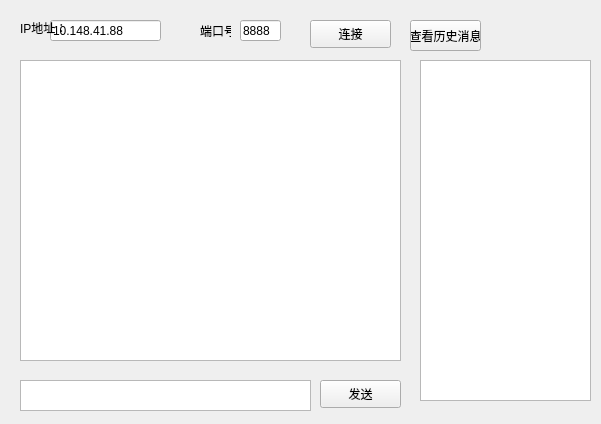
mingxuZhang2/-, file Qt_tcp_chatroom/tcp_ip_finish/tcp_clints/tcp_clints_finish/widget.ui: the form before one commit.
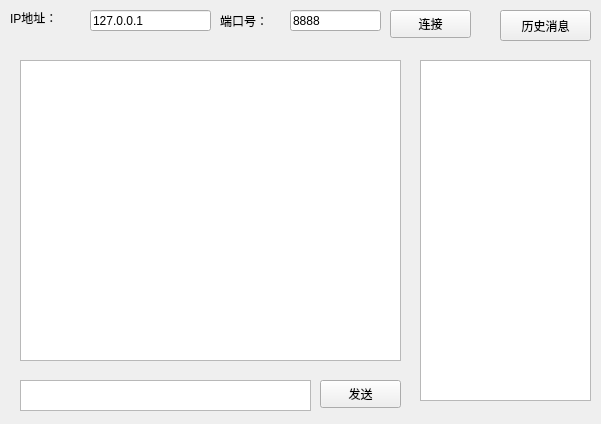
The form after the commit.

```diff
--- a/Qt_tcp_chatroom/tcp_ip_finish/tcp_clints/tcp_clints_finish/widget.ui
+++ b/Qt_tcp_chatroom/tcp_ip_finish/tcp_clints/tcp_clints_finish/widget.ui
@@ -16,22 +16,22 @@
   <widget class="QLineEdit" name="leipAddress">
    <property name="geometry">
     <rect>
-     <x>50</x>
-     <y>20</y>
-     <width>111</width>
+     <x>90</x>
+     <y>10</y>
+     <width>121</width>
      <height>21</height>
     </rect>
    </property>
    <property name="text">
-    <string>10.148.41.88</string>
+    <string>127.0.0.1</string>
    </property>
   </widget>
   <widget class="QLineEdit" name="leport">
    <property name="geometry">
     <rect>
-     <x>240</x>
-     <y>20</y>
-     <width>41</width>
+     <x>290</x>
+     <y>10</y>
+     <width>91</width>
      <height>21</height>
     </rect>
    </property>
@@ -42,8 +42,8 @@
   <widget class="QPushButton" name="connectBtn">
    <property name="geometry">
     <rect>
-     <x>310</x>
-     <y>20</y>
+     <x>390</x>
+     <y>10</y>
      <width>81</width>
      <height>28</height>
     </rect>
@@ -98,10 +98,10 @@
   <widget class="QLabel" name="label_2">
    <property name="geometry">
     <rect>
-     <x>20</x>
-     <y>20</y>
-     <width>72</width>
-     <height>15</height>
+     <x>10</x>
+     <y>10</y>
+     <width>71</width>
+     <height>16</height>
     </rect>
    </property>
    <property name="text">
@@ -111,9 +111,9 @@
   <widget class="QLabel" name="label">
    <property name="geometry">
     <rect>
-     <x>200</x>
-     <y>20</y>
-     <width>31</width>
+     <x>220</x>
+     <y>10</y>
+     <width>71</width>
      <height>21</height>
     </rect>
    </property>
@@ -124,14 +124,14 @@
   <widget class="QPushButton" name="pushButton">
    <property name="geometry">
     <rect>
-     <x>410</x>
-     <y>20</y>
-     <width>71</width>
+     <x>500</x>
+     <y>10</y>
+     <width>91</width>
      <height>31</height>
     </rect>
    </property>
    <property name="text">
-    <string>查看历史消息</string>
+    <string>历史消息</string>
    </property>
   </widget>
  </widget>
```
Left out of the diff: 2 changed lines with no effect on the pictures.
